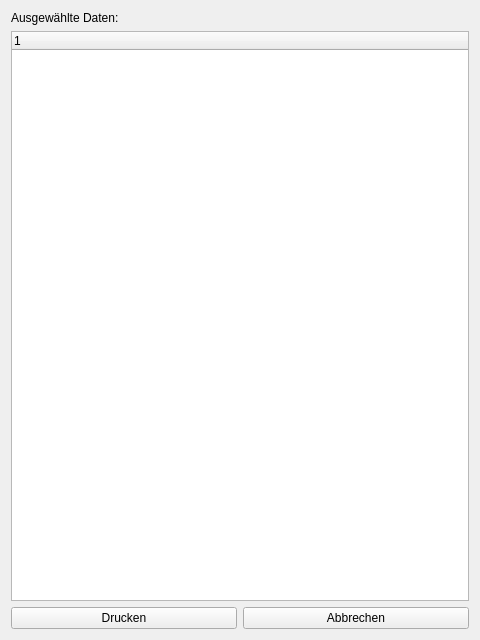
Above: app/view/print_widget.ui from UltimateCuB3R/DLMCSPSE01_D before the change. Below: the same form after it.
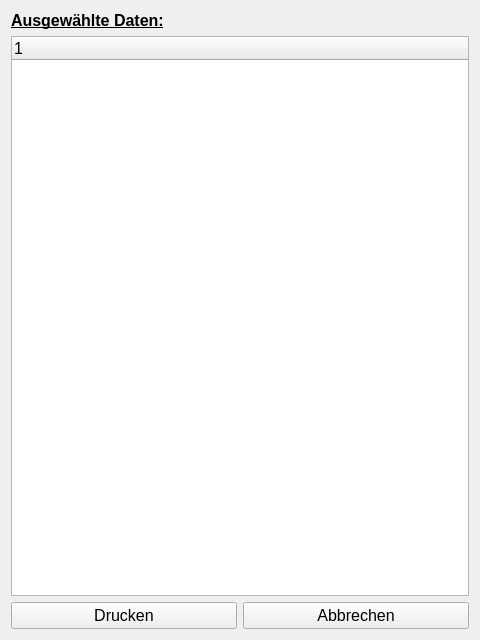
That is the form after the change.

```diff
--- a/app/view/print_widget.ui
+++ b/app/view/print_widget.ui
@@ -16,6 +16,14 @@
   <layout class="QVBoxLayout" name="verticalLayout">
    <item>
     <widget class="QLabel" name="label_top">
+     <property name="font">
+      <font>
+       <pointsize>12</pointsize>
+       <weight>75</weight>
+       <bold>true</bold>
+       <underline>true</underline>
+      </font>
+     </property>
      <property name="text">
       <string>Ausgewählte Daten:</string>
      </property>
@@ -23,6 +31,11 @@
    </item>
    <item>
     <widget class="QTreeWidget" name="treeWidget">
+     <property name="font">
+      <font>
+       <pointsize>12</pointsize>
+      </font>
+     </property>
      <property name="editTriggers">
       <set>QAbstractItemView::NoEditTriggers</set>
      </property>
@@ -37,6 +50,11 @@
     <layout class="QHBoxLayout" name="horizontalLayout">
      <item>
       <widget class="QPushButton" name="pushButton_print">
+       <property name="font">
+        <font>
+         <pointsize>12</pointsize>
+        </font>
+       </property>
        <property name="text">
         <string>Drucken</string>
        </property>
@@ -44,6 +62,11 @@
      </item>
      <item>
       <widget class="QPushButton" name="pushButton_cancel">
+       <property name="font">
+        <font>
+         <pointsize>12</pointsize>
+        </font>
+       </property>
        <property name="text">
         <string>Abbrechen</string>
        </property>
```
